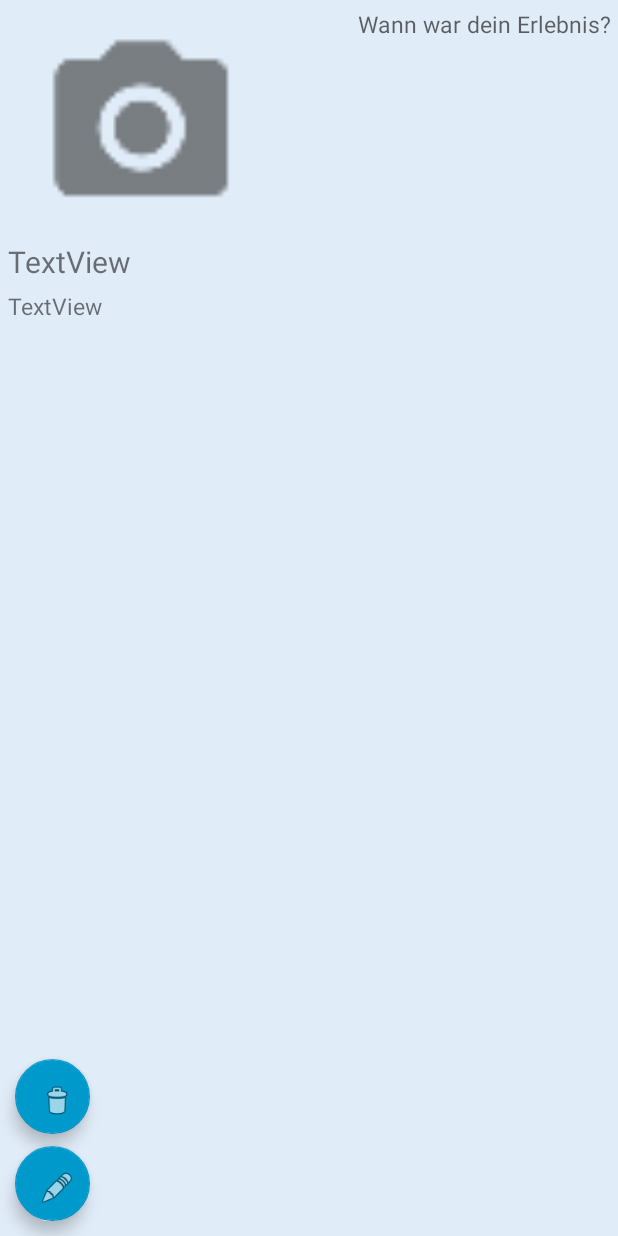
After one commit to baduncle93/MobilesTagebuch, an Android app: the layout activity_detailansicht.xml on its own in the app's theme, with its tools: preview values and no code run, on a phone screen of 412 x 824 dp. The commit adds this screen. Run offline under Robolectric (Android 15) with nearby library versions, the phone set to English and light mode, and no system bars.

Commit message:
added detailactivity

```diff
--- a/app/src/main/AndroidManifest.xml
+++ b/app/src/main/AndroidManifest.xml
@@ -27,6 +27,7 @@
         <activity android:name=".NeuerEintrag"
             android:screenOrientation="portrait"></activity>
         <activity android:name=".Test"></activity>
+        <activity android:name=".Detailansicht"></activity>
     </application>
 
 
--- a/app/src/main/java/com/example/baduncle/thediary/CustomAdapter.java
+++ b/app/src/main/java/com/example/baduncle/thediary/CustomAdapter.java
@@ -55,6 +55,7 @@ static class Datahandler {
             handler.beschreibung =customview.findViewById(R.id.beschreibungid);
             handler.bild =customview.findViewById(R.id.bildid);
             customview.setTag(handler);
+
         }
         else {
             handler = (Datahandler) customview.getTag();
--- /dev/null
+++ b/app/src/main/res/layout/activity_detailansicht.xml
@@ -0,0 +1,86 @@
+<?xml version="1.0" encoding="utf-8"?>
+<android.support.constraint.ConstraintLayout xmlns:android="http://schemas.android.com/apk/res/android"
+    xmlns:tools="http://schemas.android.com/tools"
+    android:layout_width="match_parent"
+    android:layout_height="match_parent"
+    xmlns:app="http://schemas.android.com/apk/res-auto"
+    android:background="@color/colorEintragsHintergrund">
+
+
+    <ImageView
+        android:id="@+id/detailbild"
+        android:layout_width="180dp"
+        android:layout_height="150dp"
+        android:layout_marginStart="5dp"
+        android:layout_marginTop="5dp"
+        android:background="@color/colorEintragsHintergrund"
+        android:contentDescription="Kamera"
+        app:layout_constraintStart_toStartOf="parent"
+        app:layout_constraintTop_toTopOf="parent"
+        app:srcCompat="@drawable/neuesbild" />
+
+
+    <TextView
+        android:id="@+id/detaildatum"
+        android:layout_width="wrap_content"
+        android:layout_height="25dp"
+        android:layout_marginEnd="5dp"
+        android:layout_marginTop="5dp"
+        android:gravity="right"
+        android:hint="Wann war dein Erlebnis?"
+        android:selectAllOnFocus="false"
+        android:textSize="15sp"
+        app:layout_constraintEnd_toEndOf="parent"
+        app:layout_constraintTop_toTopOf="parent" />
+
+    <TextView
+        android:id="@+id/detailbeschreibung"
+        android:layout_width="0dp"
+        android:layout_height="0dp"
+        android:layout_marginBottom="5dp"
+        android:layout_marginEnd="5dp"
+        android:layout_marginStart="5dp"
+        android:layout_marginTop="5dp"
+        android:text="TextView"
+        android:textSize="15sp"
+        app:layout_constraintBottom_toBottomOf="parent"
+        app:layout_constraintEnd_toEndOf="parent"
+        app:layout_constraintStart_toStartOf="parent"
+        app:layout_constraintTop_toBottomOf="@+id/detailtitel" />
+
+    <TextView
+        android:id="@+id/detailtitel"
+        android:layout_width="wrap_content"
+        android:layout_height="wrap_content"
+        android:layout_marginStart="5dp"
+        android:layout_marginTop="5dp"
+        android:text="TextView"
+        android:textSize="20sp"
+        app:layout_constraintStart_toStartOf="parent"
+        app:layout_constraintTop_toBottomOf="@+id/detailbild" />
+
+    <android.support.design.widget.FloatingActionButton
+        android:id="@+id/detailloesch"
+        android:layout_width="50dp"
+        android:layout_height="50dp"
+        android:layout_marginBottom="68dp"
+        android:layout_marginStart="10dp"
+        android:clickable="true"
+        app:backgroundTint="@android:color/holo_blue_dark"
+        app:layout_constraintBottom_toBottomOf="parent"
+        app:layout_constraintStart_toStartOf="parent"
+        app:srcCompat="@android:drawable/ic_menu_delete" />
+
+    <android.support.design.widget.FloatingActionButton
+        android:id="@+id/detailbearb"
+        android:layout_width="50dp"
+        android:layout_height="50dp"
+        android:layout_marginBottom="10dp"
+        android:layout_marginStart="10dp"
+        android:clickable="true"
+        app:backgroundTint="@android:color/holo_blue_dark"
+        app:layout_constraintBottom_toBottomOf="parent"
+        app:layout_constraintStart_toStartOf="parent"
+        app:srcCompat="@android:drawable/ic_menu_edit" />
+
+</android.support.constraint.ConstraintLayout>
--- a/app/src/main/res/layout/activity_listenansicht.xml
+++ b/app/src/main/res/layout/activity_listenansicht.xml
@@ -35,7 +35,7 @@
     <android.support.design.widget.FloatingActionButton
         android:id="@+id/addbutton_list"
         android:layout_width="50dp"
-        android:layout_height="54dp"
+        android:layout_height="50dp"
         android:layout_marginBottom="10dp"
         android:layout_marginStart="10dp"
         android:clickable="true"
--- a/app/src/main/res/layout/custom_row.xml
+++ b/app/src/main/res/layout/custom_row.xml
@@ -2,7 +2,8 @@
 <FrameLayout xmlns:android="http://schemas.android.com/apk/res/android"
     xmlns:app="http://schemas.android.com/apk/res-auto"
     android:layout_width="match_parent" android:layout_height="match_parent"
-    android:background="@color/colorEintragsHintergrund">
+    android:background="@color/colorEintragsHintergrund"
+    android:id="@+id/button">
 
 
     <ImageView
```
Also changed, not shown: app/src/main/java/com/example/baduncle/thediary/Datensammler.java (+33 -0 lines), app/src/main/java/com/example/baduncle/thediary/Detailansicht.java (added, +34 -0 lines), app/src/main/java/com/example/baduncle/thediary/Listenansicht.java (+13 -32 lines), 2 other files.
